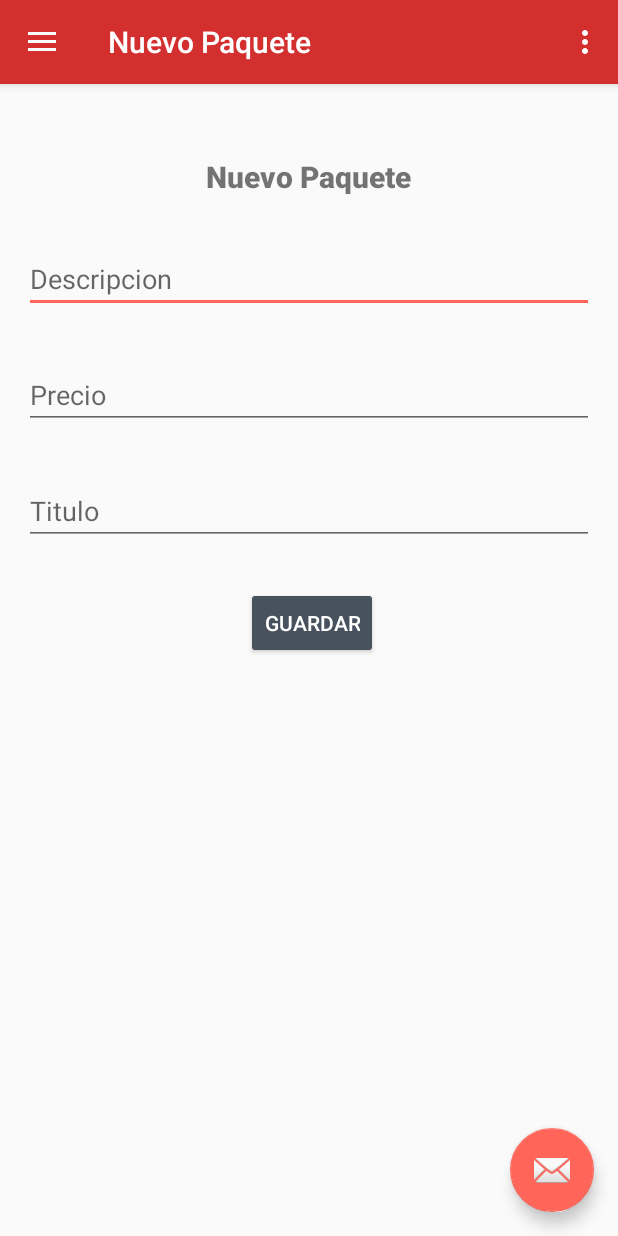
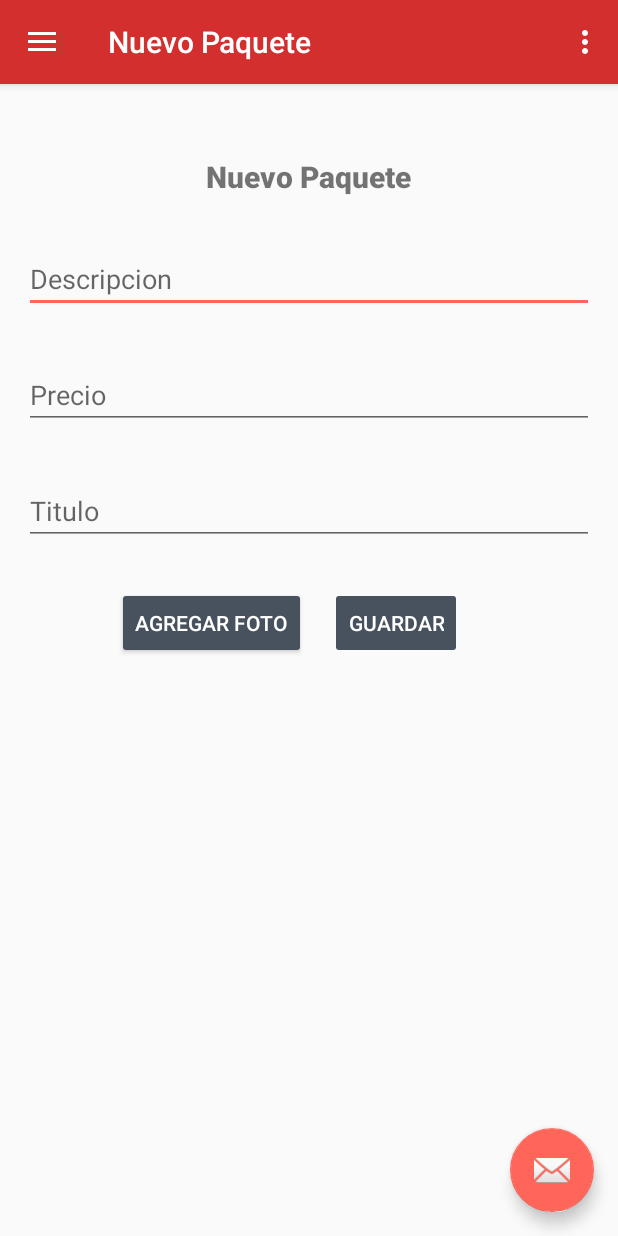
Before and after one commit to Julioolivares12/CarwashToGO3, an Android app: the screen it shows after launch once a user with an empty profile is signed in (MainActivity), in the side drawer, after a tap on "agregar paquete", on a phone screen of 412 x 824 dp. Run offline under Robolectric (Android 15) with nearby library versions, the phone set to English and light mode, and no system bars; our stand-ins replace Firebase (no records; nobody signed in at launch, a user with empty details on screens opened directly), navigation-ui.

Commit message:
se agrego un boton para subir foto en el formulario de creacion de paquetes

```diff
--- a/app/src/main/java/com/julio/carwashtogo3/common/Constantes.java
+++ b/app/src/main/java/com/julio/carwashtogo3/common/Constantes.java
@@ -7,6 +7,7 @@ public class Constantes {
     public static String REF_PAQUETES="paquetes";
     public static String REF_PROMOCIONES="promociones";
     public static String LOGOS_EMPRESAS="logos_empresas";
+    public static String LOGOS_PAQUETES="logos_paquetes";
     public static String IMAGENES_POMOCIONES="imagenes-promociones";
 
     public static String NOMBRE_EMPRESA="nombre_empresa";
--- a/app/src/main/java/com/julio/carwashtogo3/ui/administrador/paquetes/NuevoPaqueteFragment.java
+++ b/app/src/main/java/com/julio/carwashtogo3/ui/administrador/paquetes/NuevoPaqueteFragment.java
@@ -39,10 +39,9 @@ public class NuevoPaqueteFragment extends Fragment {
 
 
     private EditText edtdescripcion,edtprecio,edttitulo;
-    private Button btnGuardarPaquete;
+    private Button btnGuardarPaquete,btnsubirfotopaquete;
     public static final int REQUEST_GALERIA2=10;
     private Uri imagenSeleccionada;
-
     //firebase
     //----------------------------------------
     private FirebaseDatabase database = FirebaseDatabase.getInstance();
@@ -63,9 +62,18 @@ public class NuevoPaqueteFragment extends Fragment {
         edtprecio = view.findViewById(R.id.edt_precio_paquete);
         edttitulo = view.findViewById(R.id.edt_titulo_paqquete);
         btnGuardarPaquete= view.findViewById(R.id.btnguardarpaquete);
-
+        btnsubirfotopaquete = view.findViewById(R.id.btnagregarfotopaquete);
         storageReference = FirebaseStorage.getInstance().getReference();
-        btnGuardarPaquete.setEnabled(true);
+        btnGuardarPaquete.setEnabled(false);
+        btnsubirfotopaquete.setOnClickListener(new View.OnClickListener() {
+            @Override
+            public void onClick(View v) {
+                Intent abrigaleria = new Intent();
+                abrigaleria.setType("image/*");
+                abrigaleria.setAction(Intent.ACTION_GET_CONTENT);
+                startActivityForResult(Intent.createChooser(abrigaleria,"selecciona una imagen"),REQUEST_GALERIA2);
+            }
+        });
         btnGuardarPaquete.setOnClickListener(new View.OnClickListener() {
             @Override
             public void onClick(View v) {
@@ -94,7 +102,6 @@ public class NuevoPaqueteFragment extends Fragment {
                 assert data != null;
                 imagenSeleccionada = data.getData();
                 btnGuardarPaquete.setEnabled(true);
-                //crearPaquete();
             }
         }
     }
@@ -107,7 +114,7 @@ public class NuevoPaqueteFragment extends Fragment {
         refPaquetes.child(key).setValue(paquete).addOnSuccessListener(new OnSuccessListener<Void>() {
             @Override
             public void onSuccess(Void aVoid) {
-                //subirFoto(key,imagenSeleccionada,empresa);
+                subirFoto(key,imagenSeleccionada,paquete);
             }
         }).addOnFailureListener(new OnFailureListener() {
             @Override
@@ -120,7 +127,7 @@ public class NuevoPaqueteFragment extends Fragment {
     public void subirFoto(final String k, Uri uri,Paquete em){
         try {
             final Paquete paquete = em;
-            final StorageReference storageR =storageReference.child(Constantes.LOGOS_EMPRESAS +k+"."+ getFileExtension(uri));
+            final StorageReference storageR =storageReference.child(Constantes.LOGOS_PAQUETES +k+"."+ getFileExtension(uri));
             storageR.putFile(uri).addOnSuccessListener(new OnSuccessListener<UploadTask.TaskSnapshot>() {
                 @Override
                 public void onSuccess(UploadTask.TaskSnapshot taskSnapshot) {
@@ -132,6 +139,10 @@ public class NuevoPaqueteFragment extends Fragment {
                             refPaquetes.child(k).setValue(paquete);
                             View view = getView();
                             assert view != null;
+                            edtdescripcion.setText("");
+                            edtprecio.setText("");
+                            edttitulo.setText("");
+                            btnGuardarPaquete.setEnabled(false);
                             Snackbar.make(view,"Paquete creado",Snackbar.LENGTH_SHORT).show();
                         }
                     });
--- a/app/src/main/res/layout/fragment_nuevo_paquete.xml
+++ b/app/src/main/res/layout/fragment_nuevo_paquete.xml
@@ -17,12 +17,25 @@
             android:layout_margin="16dp">
 
             <Button
+                android:id="@+id/btnagregarfotopaquete"
+                android:layout_width="wrap_content"
+                android:layout_height="wrap_content"
+                android:layout_marginTop="28dp"
+                android:layout_marginEnd="192dp"
+                android:layout_marginRight="192dp"
+                android:backgroundTint="@color/colorNegroBotones"
+                android:text="Agregar foto"
+                android:textColor="@android:color/white"
+                app:layout_constraintEnd_toEndOf="parent"
+                app:layout_constraintTop_toBottomOf="@+id/edt_titulo_paqquete" />
+
+            <Button
                 android:id="@+id/btnguardarpaquete"
                 android:layout_width="wrap_content"
                 android:layout_height="wrap_content"
                 android:layout_marginTop="28dp"
-                android:layout_marginEnd="144dp"
-                android:layout_marginRight="144dp"
+                android:layout_marginEnd="88dp"
+                android:layout_marginRight="88dp"
                 android:backgroundTint="@color/colorNegroBotones"
                 android:text="guardar"
                 android:textColor="@android:color/white"
```
